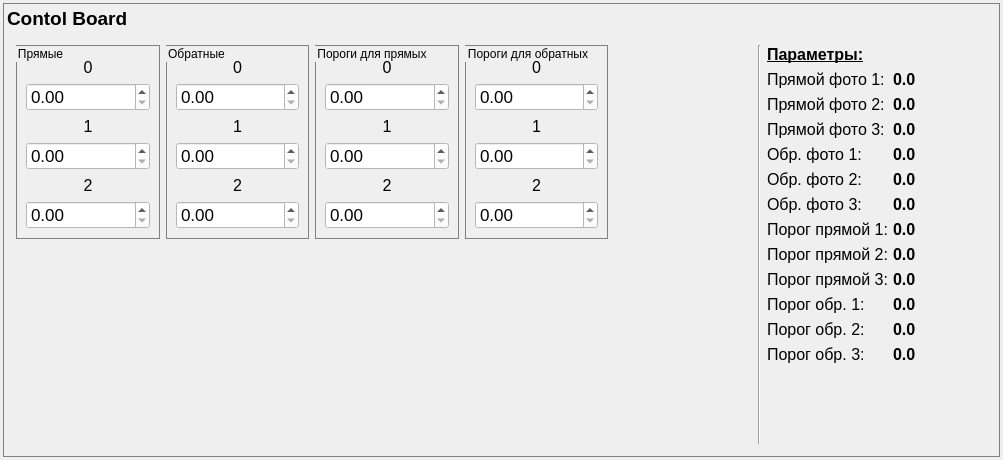
First picture: the form in cb_panel.ui, repository bulkanul/EVO_YFL_1064_GUI_coherent2, before the edit.
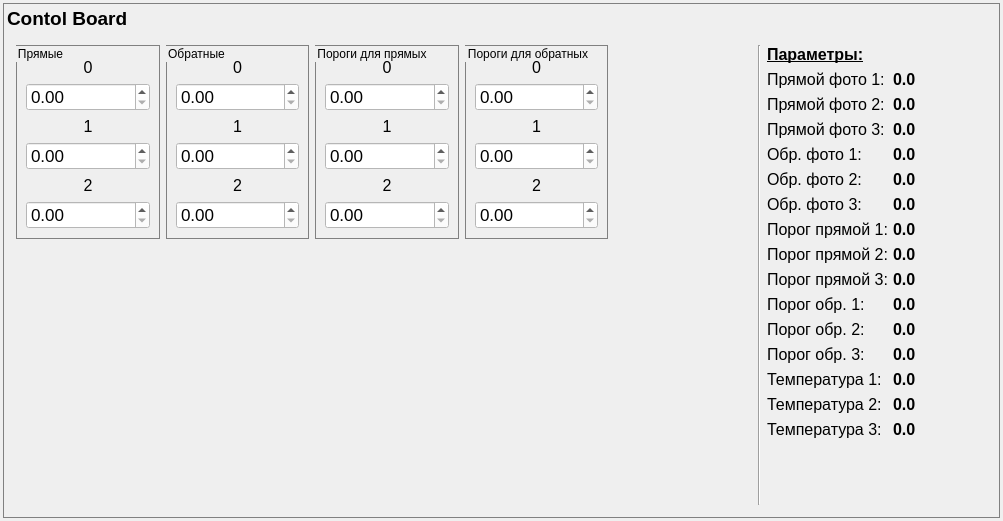
Second picture: the form after the edit.

The edit to the form file:
```diff
--- a/cb_panel.ui
+++ b/cb_panel.ui
@@ -7,7 +7,7 @@
     <x>0</x>
     <y>0</y>
     <width>1003</width>
-    <height>460</height>
+    <height>521</height>
    </rect>
   </property>
   <property name="windowTitle">
@@ -1935,6 +1935,156 @@
                </property>
               </widget>
              </item>
+             <item row="12" column="0">
+              <widget class="QLabel" name="label_47">
+               <property name="minimumSize">
+                <size>
+                 <width>120</width>
+                 <height>0</height>
+                </size>
+               </property>
+               <property name="maximumSize">
+                <size>
+                 <width>120</width>
+                 <height>16777215</height>
+                </size>
+               </property>
+               <property name="font">
+                <font>
+                 <family>Arial</family>
+                 <pointsize>12</pointsize>
+                </font>
+               </property>
+               <property name="text">
+                <string>Температура 1:</string>
+               </property>
+              </widget>
+             </item>
+             <item row="13" column="0">
+              <widget class="QLabel" name="label_49">
+               <property name="minimumSize">
+                <size>
+                 <width>120</width>
+                 <height>0</height>
+                </size>
+               </property>
+               <property name="maximumSize">
+                <size>
+                 <width>120</width>
+                 <height>16777215</height>
+                </size>
+               </property>
+               <property name="font">
+                <font>
+                 <family>Arial</family>
+                 <pointsize>12</pointsize>
+                </font>
+               </property>
+               <property name="text">
+                <string>Температура 2:</string>
+               </property>
+              </widget>
+             </item>
+             <item row="14" column="0">
+              <widget class="QLabel" name="label_48">
+               <property name="minimumSize">
+                <size>
+                 <width>120</width>
+                 <height>0</height>
+                </size>
+               </property>
+               <property name="maximumSize">
+                <size>
+                 <width>120</width>
+                 <height>16777215</height>
+                </size>
+               </property>
+               <property name="font">
+                <font>
+                 <family>Arial</family>
+                 <pointsize>12</pointsize>
+                </font>
+               </property>
+               <property name="text">
+                <string>Температура 3:</string>
+               </property>
+              </widget>
+             </item>
+             <item row="12" column="1">
+              <widget class="QLabel" name="temp_label_0">
+               <property name="minimumSize">
+                <size>
+                 <width>80</width>
+                 <height>0</height>
+                </size>
+               </property>
+               <property name="maximumSize">
+                <size>
+                 <width>80</width>
+                 <height>16777215</height>
+                </size>
+               </property>
+               <property name="font">
+                <font>
+                 <pointsize>12</pointsize>
+                 <bold>true</bold>
+                </font>
+               </property>
+               <property name="text">
+                <string>0.0</string>
+               </property>
+              </widget>
+             </item>
+             <item row="13" column="1">
+              <widget class="QLabel" name="temp_label_1">
+               <property name="minimumSize">
+                <size>
+                 <width>80</width>
+                 <height>0</height>
+                </size>
+               </property>
+               <property name="maximumSize">
+                <size>
+                 <width>80</width>
+                 <height>16777215</height>
+                </size>
+               </property>
+               <property name="font">
+                <font>
+                 <pointsize>12</pointsize>
+                 <bold>true</bold>
+                </font>
+               </property>
+               <property name="text">
+                <string>0.0</string>
+               </property>
+              </widget>
+             </item>
+             <item row="14" column="1">
+              <widget class="QLabel" name="temp_label_2">
+               <property name="minimumSize">
+                <size>
+                 <width>80</width>
+                 <height>0</height>
+                </size>
+               </property>
+               <property name="maximumSize">
+                <size>
+                 <width>80</width>
+                 <height>16777215</height>
+                </size>
+               </property>
+               <property name="font">
+                <font>
+                 <pointsize>12</pointsize>
+                 <bold>true</bold>
+                </font>
+               </property>
+               <property name="text">
+                <string>0.0</string>
+               </property>
+              </widget>
+             </item>
             </layout>
            </item>
            <item>
```
